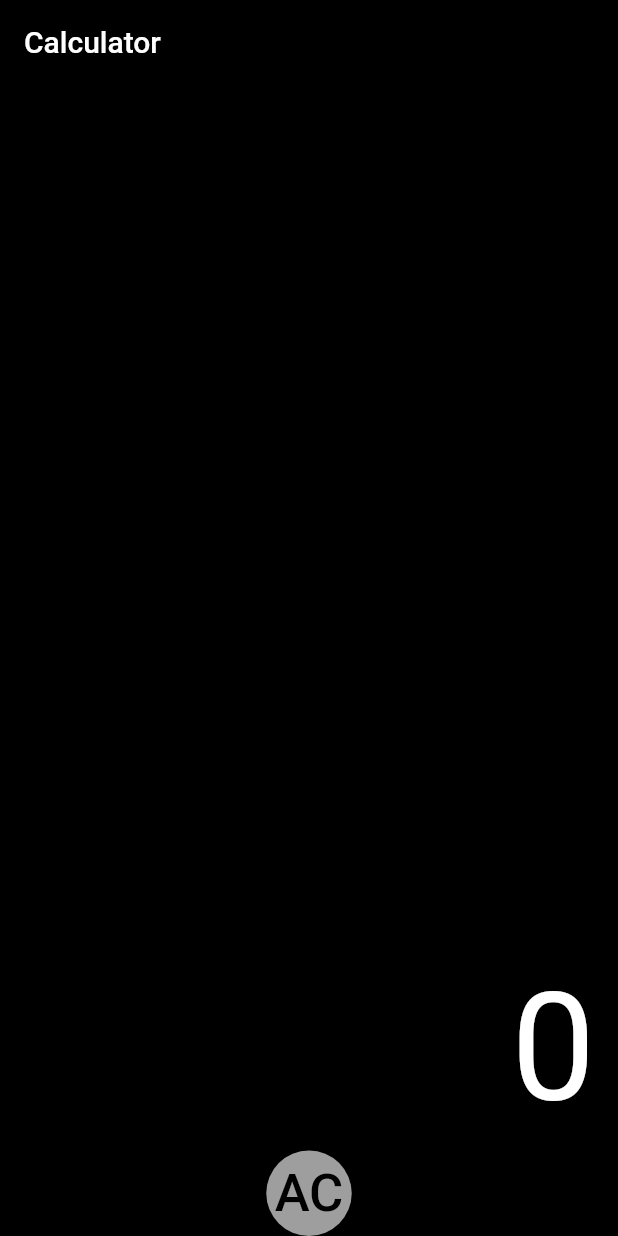
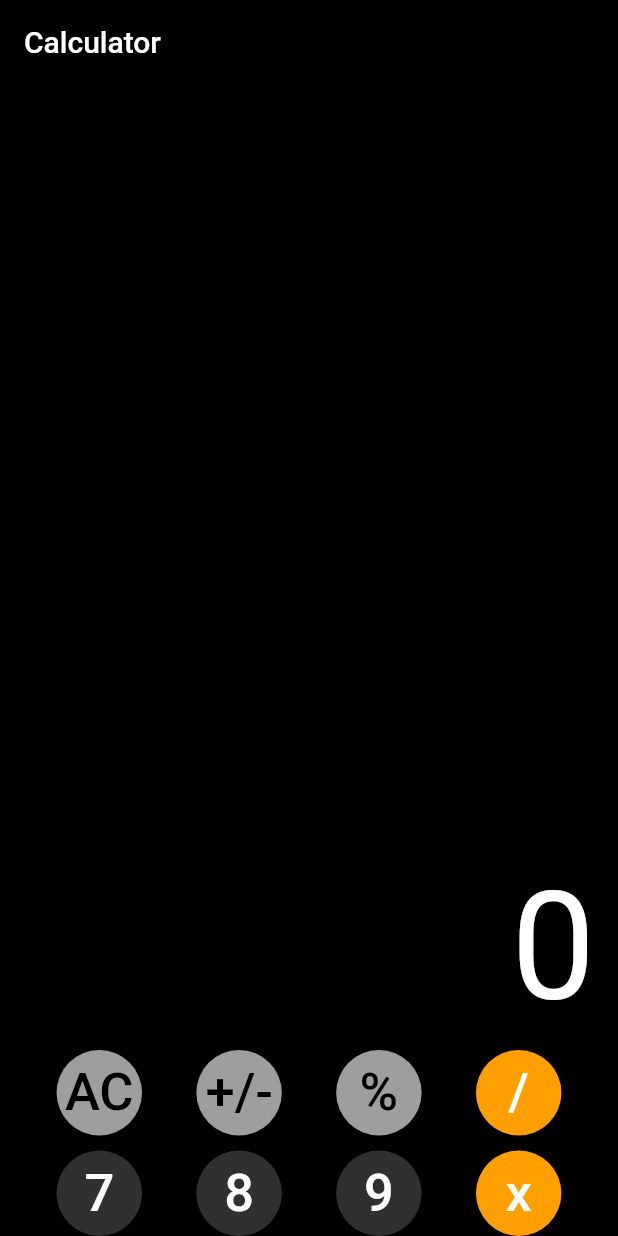
Before and after one commit to SamehNagi/calculator_app, a Flutter app: the screen it shows after launch, on a phone screen of 412 x 824 dp. Run offline on Flutter 3.47's test engine with Material 2 defaults, Android fonts, the phone set to English and light mode, and no system bars.

Commit message:
Added buttons for +, -, %, /, 7, 8, 9, and x

```diff
--- a/lib/main.dart
+++ b/lib/main.dart
@@ -25,7 +25,7 @@ class _CalculatorState extends State<Calculator> {
           // TODO add function for button press
         },
         style: ElevatedButton.styleFrom(
-          backgroundColor: Colors.grey,
+          backgroundColor: btnColor,
           shape: const CircleBorder(),
           padding: const EdgeInsets.all(8),
         ),
@@ -53,7 +53,7 @@ class _CalculatorState extends State<Calculator> {
         child: Column(
           mainAxisAlignment: MainAxisAlignment.end,
           children: [
-            // Calculator display
+            // Calculator display.
             const Row(
               mainAxisAlignment: MainAxisAlignment.end,
               children: [
@@ -74,10 +74,31 @@ class _CalculatorState extends State<Calculator> {
               mainAxisAlignment: MainAxisAlignment.spaceEvenly,
               children: [
                 // Here buttons functions will be called where we will pass
-                // some arguments
-                calcButton('AC', Colors.grey, Colors.black)
+                // some arguments.
+                // Note: When using Colors.grey[300], you're actually getting
+                // the color from a Map which Dart (in null-safe mode) warns
+                // you about because that value could be null.
+                // So, either use the bang operator Colors.grey[750] OR shade
+                // on the color.
+                calcButton('AC', Colors.grey, Colors.black),
+                calcButton('+/-', Colors.grey, Colors.black),
+                calcButton('%', Colors.grey, Colors.black),
+                calcButton('/', Colors.amber[700]!, Colors.white),
               ],
-            )
+            ),
+            const SizedBox(height: 10),
+            // Now we will copy the above row code and make more rows.
+            Row(
+              mainAxisAlignment: MainAxisAlignment.spaceEvenly,
+              children: [
+                // Here buttons functions will be called where we will pass
+                // some arguments.
+                calcButton('7', Colors.grey[850]!, Colors.white),
+                calcButton('8', Colors.grey[850]!, Colors.white),
+                calcButton('9', Colors.grey[850]!, Colors.white),
+                calcButton('x', Colors.amber.shade700, Colors.white),
+              ],
+            ),
           ],
         ),
       ),
```
